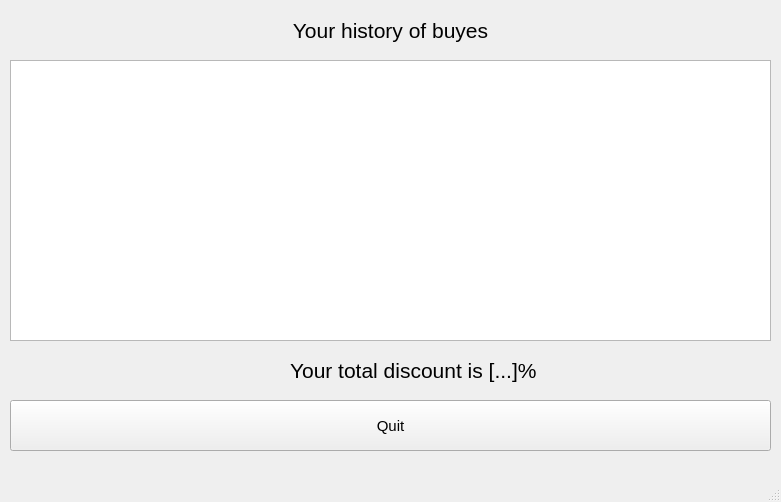
This is mdkpv2/buyed_history.ui in Korobkov124/MDKP as Qt 5 draws it before an edit. The edited form follows.
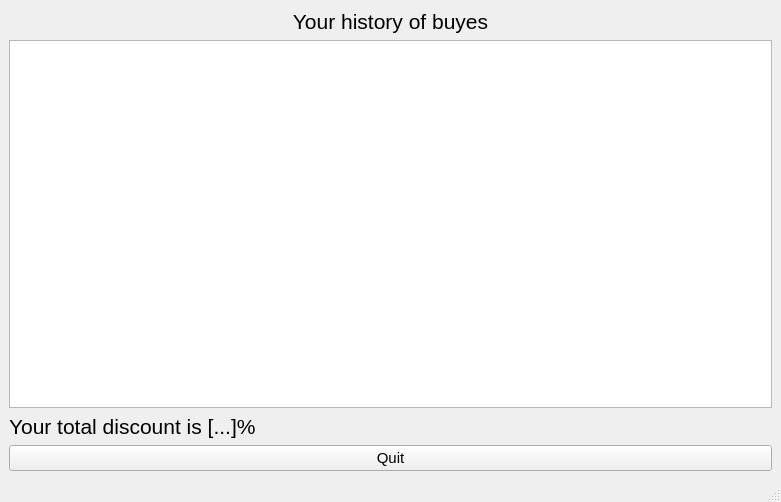
This is the edited form.

Diff of the .ui file:
```diff
--- a/mdkpv2/buyed_history.ui
+++ b/mdkpv2/buyed_history.ui
@@ -14,15 +14,31 @@
    <string>MainWindow</string>
   </property>
   <widget class="QWidget" name="centralwidget">
+   <layout class="QGridLayout" name="gridLayout">
+    <item row="0" column="0">
+     <widget class="QLabel" name="label">
+      <property name="text">
+       <string>&lt;html&gt;&lt;head/&gt;&lt;body&gt;&lt;p align=&quot;center&quot;&gt;&lt;span style=&quot; font-size:16pt;&quot;&gt;Your history of buyes&lt;/span&gt;&lt;/p&gt;&lt;/body&gt;&lt;/html&gt;</string>
+      </property>
+     </widget>
+    </item>
+    <item row="1" column="0">
+     <widget class="QTableView" name="tableView"/>
+    </item>
+    <item row="2" column="0">
+     <widget class="QLabel" name="label_3">
+      <property name="font">
+       <font>
+        <pointsize>16</pointsize>
+       </font>
+      </property>
+      <property name="text">
+       <string>&lt;html&gt;&lt;head/&gt;&lt;body&gt;&lt;p&gt;&lt;span style=&quot; font-size:16pt;&quot;&gt;Your total discount is [...]%&lt;/span&gt;&lt;/p&gt;&lt;/body&gt;&lt;/html&gt;</string>
+      </property>
+     </widget>
+    </item>
+    <item row="3" column="0">
    <widget class="QPushButton" name="Quit_button">
-    <property name="geometry">
-     <rect>
-      <x>10</x>
-      <y>400</y>
-      <width>761</width>
-      <height>51</height>
-     </rect>
-    </property>
     <property name="font">
      <font>
       <family>Arial</family>
@@ -33,47 +49,8 @@
      <string>Quit</string>
     </property>
    </widget>
-   <widget class="QLabel" name="label_3">
-    <property name="geometry">
-     <rect>
-      <x>290</x>
-      <y>350</y>
-      <width>481</width>
-      <height>41</height>
-     </rect>
-    </property>
-    <property name="font">
-     <font>
-      <pointsize>16</pointsize>
-     </font>
-    </property>
-    <property name="text">
-     <string>&lt;html&gt;&lt;head/&gt;&lt;body&gt;&lt;p&gt;&lt;span style=&quot; font-size:16pt;&quot;&gt;Your total discount is [...]%&lt;/span&gt;&lt;/p&gt;&lt;/body&gt;&lt;/html&gt;</string>
-    </property>
-   </widget>
-   <widget class="QLabel" name="label">
-    <property name="geometry">
-     <rect>
-      <x>10</x>
-      <y>10</y>
-      <width>761</width>
-      <height>41</height>
-     </rect>
-    </property>
-    <property name="text">
-     <string>&lt;html&gt;&lt;head/&gt;&lt;body&gt;&lt;p align=&quot;center&quot;&gt;&lt;span style=&quot; font-size:16pt;&quot;&gt;Your history of buyes&lt;/span&gt;&lt;/p&gt;&lt;/body&gt;&lt;/html&gt;</string>
-    </property>
-   </widget>
-   <widget class="QTableView" name="tableView">
-    <property name="geometry">
-     <rect>
-      <x>10</x>
-      <y>60</y>
-      <width>761</width>
-      <height>281</height>
-     </rect>
-    </property>
-   </widget>
+    </item>
+   </layout>
   </widget>
   <widget class="QMenuBar" name="menubar">
    <property name="geometry">
```
Lines whose indentation alone changed are shown as unchanged.
